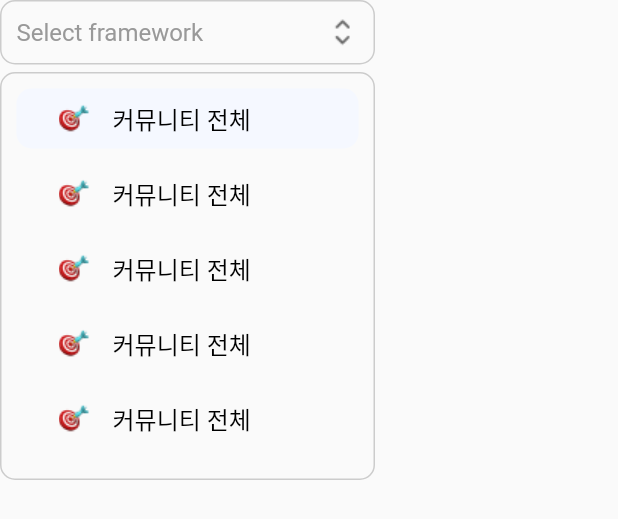
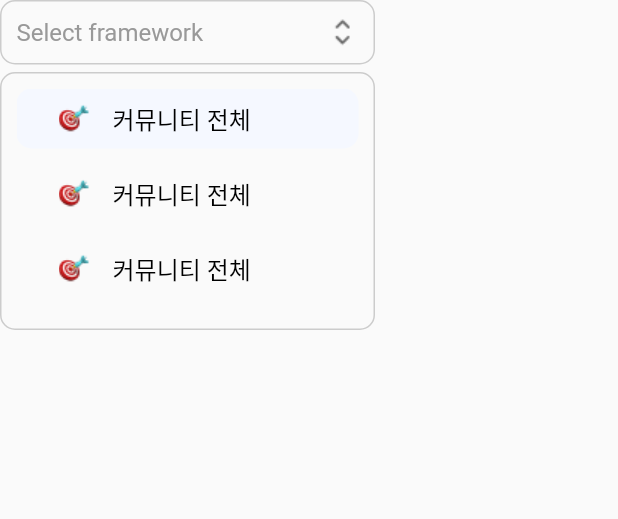
Before and after one commit to name27/sfac-design, a Flutter app: the ComboBox widget shown alone on an empty page, opened directly, after a tap on "Select framework", on a phone screen of 412 x 824 dp. Shown: the top 519 px of the screen. Run offline on Flutter 3.47's test engine with Material 2 defaults, Android fonts, the phone set to English and light mode, and no system bars; our stand-ins replace flutter_svg; network calls fail; Roboto replaces fonts that are missing (PretendardRegular).

Commit message:
콤모 박스에 스크롤 추가

```diff
--- a/lib/endwidget/combo_box.dart
+++ b/lib/endwidget/combo_box.dart
@@ -20,6 +20,7 @@ class ComboBox extends StatefulWidget {
     required this.height,
     this.trailingIcon,
     this.onTap,
+    this.boxScorllPhysics,
   });
   final String? title;
   final List<SelectMenu?> selectMenu;
@@ -31,6 +32,7 @@ class ComboBox extends StatefulWidget {
   final double height;
   final Icon? trailingIcon;
   final Function(int)? onTap;
+  final ScrollPhysics? boxScorllPhysics;
 
   @override
   State<ComboBox> createState() => _ComboBoxState();
@@ -72,6 +74,7 @@ class _ComboBoxState extends State<ComboBox> {
                   outlineRadius: widget.outlineRadius,
                   margin: widget.margin,
                   top: SfSelectedMain(
+                      physics: widget.boxScorllPhysics,
                       onTap: (index) {
                         if (widget.onTap != null) {
                           widget.onTap!(index);
--- a/lib/main.dart
+++ b/lib/main.dart
@@ -52,8 +52,9 @@ class MyApp extends StatelessWidget {
                   ),
                   const Divider(thickness: 3),
                   ComboBox(
+                    boxScorllPhysics: BouncingScrollPhysics(),
                     width: 250,
-                    height: 250,
+                    height: 150,
                     onTap: (p0) {
                       print(p0);
                     },
```
